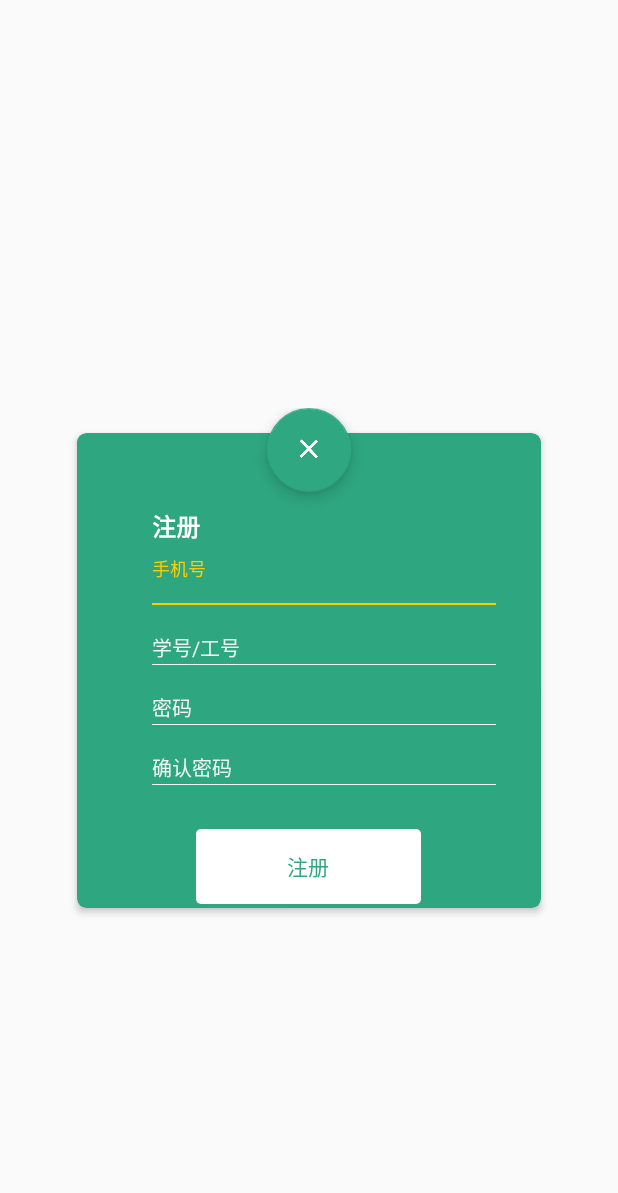
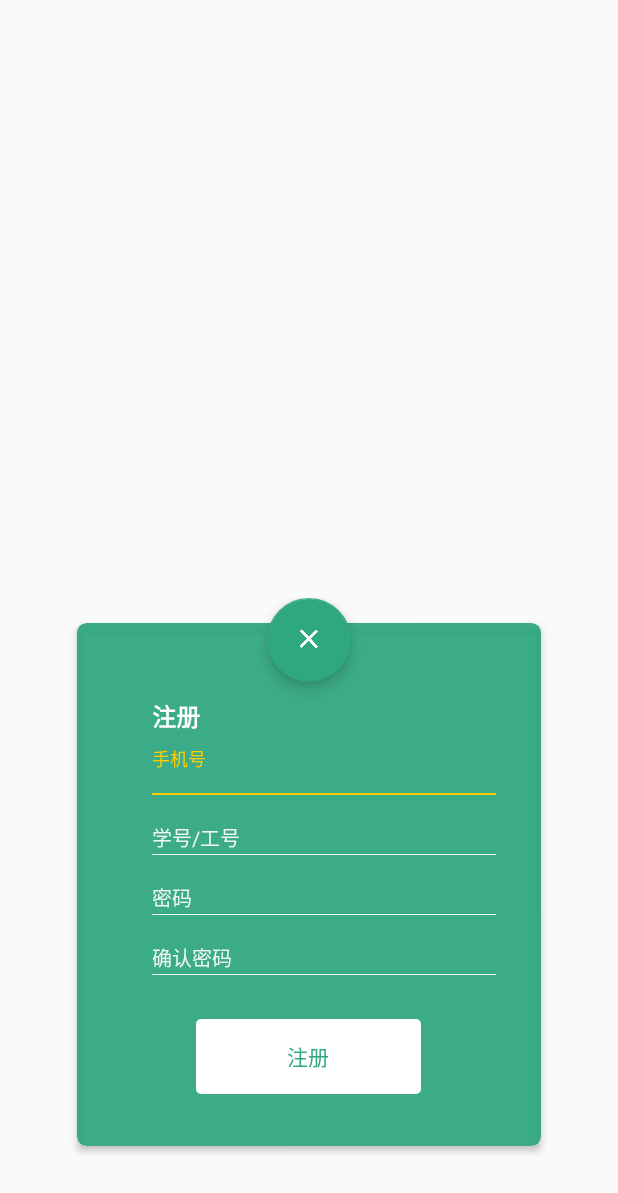
Before and after one commit to cmkAiCode/MSI, an Android app: the layout activity_register.xml on its own in the app's theme, with its tools: preview values and no code run, on a phone screen of 412 x 824 dp. Shown: the top 1193 px of the screen. Run offline under Robolectric (Android 15) with nearby library versions, the phone set to English and light mode, and no system bars.

Commit message:
4.18 xie

```diff
--- a/android/build.gradle
+++ b/android/build.gradle
@@ -3,6 +3,7 @@
 buildscript {
     repositories {
         jcenter()
+        google()
     }
     dependencies {
         classpath 'com.android.tools.build:gradle:3.0.1'
--- a/app/src/main/java/cn/fanrunqi/materiallogin/MainActivity.java
+++ b/app/src/main/java/cn/fanrunqi/materiallogin/MainActivity.java
@@ -37,6 +37,7 @@ public class MainActivity extends AppCompatActivity {
         btGo = findViewById(R.id.bt_go);
         cv = findViewById(R.id.cv);
         fab = findViewById(R.id.fab);
+        cv.getBackground().setAlpha(10);//0~255透明度值 ，0为完全
     }
 
     private void setListener() {
--- a/app/src/main/res/layout/activity_register.xml
+++ b/app/src/main/res/layout/activity_register.xml
@@ -7,48 +7,51 @@
     tools:context="cn.fanrunqi.materiallogin.MainActivity">
 
     <FrameLayout
-        android:layout_centerInParent="true"
-        android:paddingTop="70dp"
         android:layout_width="320dp"
-        android:layout_height="420dp">
+        android:layout_height="450dp"
+        android:layout_alignParentBottom="true"
+        android:layout_centerHorizontal="true"
+        android:layout_marginBottom="45dp"
+        android:paddingTop="70dp">
+
         <android.support.v7.widget.CardView
             android:id="@+id/cv_add"
-            app:cardBackgroundColor="#2ea67f"
+            android:layout_width="match_parent"
+            android:layout_height="362dp"
+            android:layout_gravity="center_horizontal"
             android:layout_marginTop="10dp"
-            android:layout_gravity="center_horizontal"
-            android:layout_width="match_parent"
-            android:layout_height="330dp"
+            app:cardBackgroundColor="#ed2ea67f"
             app:cardCornerRadius="6dp"
             app:cardElevation="3dp"
-            app:cardUseCompatPadding="true"
-           >
+            app:cardUseCompatPadding="true">
+
             <LinearLayout
-               android:orientation="vertical"
                 android:layout_width="match_parent"
-               android:layout_height="match_parent">
+                android:layout_height="345dp"
+                android:orientation="vertical">
 
                 <TextView
-                   android:layout_marginTop="50dp"
                     android:layout_width="wrap_content"
                     android:layout_height="wrap_content"
                     android:layout_marginStart="50dp"
+                    android:layout_marginTop="50dp"
                     android:text="@string/register"
                     android:textColor="#fff"
                     android:textSize="16sp"
-                   android:textStyle="bold"
-                   />
+                    android:textStyle="bold" />
                 <!--手机号-->
                 <LinearLayout
+                    android:layout_width="match_parent"
+                    android:layout_height="40dp"
                     android:layout_marginTop="10dp"
                     android:paddingStart="50dp"
-                   android:paddingEnd="30dp"
+                    android:paddingEnd="30dp">
+
+                    <android.support.design.widget.TextInputLayout
                         android:layout_width="match_parent"
-                   android:layout_height="40dp">
-                   <android.support.design.widget.TextInputLayout
+                        android:layout_height="wrap_content"
                         android:textColorHint="#f0f7f4"
-                       android:layout_width="match_parent"
-                       android:theme="@style/TextLabel"
-                       android:layout_height="wrap_content">
+                        android:theme="@style/TextLabel">
 
                         <EditText
                             android:id="@+id/et_username"
@@ -65,106 +68,111 @@
                 </LinearLayout>
                 <!--学号-->
                 <LinearLayout
+                    android:layout_width="match_parent"
+                    android:layout_height="40dp"
+                    android:orientation="horizontal"
                     android:paddingStart="50dp"
-                   android:paddingEnd="30dp"
-                   android:orientation="horizontal"
-                   android:layout_width="match_parent"
-                   android:layout_height="40dp">
+                    android:paddingEnd="30dp">
+
                     <android.support.design.widget.TextInputLayout
 
+                        android:layout_width="match_parent"
+                        android:layout_height="wrap_content"
                         android:textColorHint="#f0f7f4"
-                       android:theme="@style/TextLabel"
-                       android:layout_width="match_parent"
-                       android:layout_height="wrap_content">
+                        android:theme="@style/TextLabel">
+
                         <EditText
-                           android:textSize="13sp"
-                           android:textColor="#f0f7f4"
-                           android:hint="@string/stu_or_tech_id"
                             android:id="@+id/stu_id"
                             android:layout_width="match_parent"
                             android:layout_height="wrap_content"
+                            android:background="@drawable/selector_bg_edit_2"
+                            android:hint="@string/stu_or_tech_id"
                             android:inputType="number"
-                           android:background="@drawable/selector_bg_edit_2"
+                            android:paddingBottom="2dp"
+                            android:textColor="#f0f7f4"
                             android:textCursorDrawable="@drawable/bg_input_cursor_2"
-                           android:paddingBottom="2dp"
-                           />
+                            android:textSize="13sp" />
                     </android.support.design.widget.TextInputLayout>
                 </LinearLayout>
+
                 <LinearLayout
+                    android:layout_width="match_parent"
+                    android:layout_height="40dp"
+                    android:orientation="horizontal"
                     android:paddingStart="50dp"
-                   android:paddingEnd="30dp"
-                   android:orientation="horizontal"
-                   android:layout_width="match_parent"
-                   android:layout_height="40dp">
+                    android:paddingEnd="30dp">
+
                     <android.support.design.widget.TextInputLayout
 
+                        android:layout_width="match_parent"
+                        android:layout_height="wrap_content"
                         android:textColorHint="#f0f7f4"
-                       android:theme="@style/TextLabel"
-                       android:layout_width="match_parent"
-                       android:layout_height="wrap_content">
+                        android:theme="@style/TextLabel">
+
                         <EditText
-                           android:textSize="13sp"
-                           android:hint="@string/Password"
-                           android:textColor="#f0f7f4"
                             android:id="@+id/et_password"
                             android:layout_width="match_parent"
                             android:layout_height="wrap_content"
+                            android:background="@drawable/selector_bg_edit_2"
+                            android:hint="@string/Password"
                             android:inputType="textPassword"
-                           android:background="@drawable/selector_bg_edit_2"
+                            android:paddingBottom="2dp"
+                            android:textColor="#f0f7f4"
                             android:textCursorDrawable="@drawable/bg_input_cursor_2"
-                           android:paddingBottom="2dp"
-                           />
+                            android:textSize="13sp" />
                     </android.support.design.widget.TextInputLayout>
                 </LinearLayout>
+
                 <LinearLayout
+                    android:layout_width="match_parent"
+                    android:layout_height="40dp"
+                    android:orientation="horizontal"
                     android:paddingStart="50dp"
-                   android:paddingEnd="30dp"
-                   android:orientation="horizontal"
-                   android:layout_width="match_parent"
-                   android:layout_height="40dp">
+                    android:paddingEnd="30dp">
+
                     <android.support.design.widget.TextInputLayout
 
+                        android:layout_width="match_parent"
+                        android:layout_height="wrap_content"
                         android:textColorHint="#f0f7f4"
-                       android:theme="@style/TextLabel"
-                       android:layout_width="match_parent"
-                       android:layout_height="wrap_content">
+                        android:theme="@style/TextLabel">
+
                         <EditText
-                           android:textSize="13sp"
-                           android:textColor="#f0f7f4"
-                           android:hint="@string/repeat_password"
                             android:id="@+id/et_repeatpassword"
                             android:layout_width="match_parent"
                             android:layout_height="wrap_content"
+                            android:background="@drawable/selector_bg_edit_2"
+                            android:hint="@string/repeat_password"
                             android:inputType="textPassword"
-                           android:background="@drawable/selector_bg_edit_2"
+                            android:paddingBottom="2dp"
+                            android:textColor="#f0f7f4"
                             android:textCursorDrawable="@drawable/bg_input_cursor_2"
-                           android:paddingBottom="2dp"
-                           />
+                            android:textSize="13sp" />
                     </android.support.design.widget.TextInputLayout>
                 </LinearLayout>
+
                 <Button
+                    android:id="@+id/bt_go"
+                    android:layout_width="150dp"
+                    android:layout_height="50dp"
+                    android:layout_gravity="center_horizontal"
                     android:layout_marginTop="20dp"
-                   android:layout_gravity="center_horizontal"
-                   android:id="@+id/bt_go"
                     android:background="@drawable/bt_shape_2"
                     android:stateListAnimator="@drawable/state_list_animator_z"
-                   android:layout_width="150dp"
-                   android:layout_height="50dp"
-                   android:text="@string/next"
-                   android:textColor="#2fa881"
-                   >
-               </Button>
+                    android:text="注册"
+                    android:textColor="#2fa881"></Button>
 
             </LinearLayout>
         </android.support.v7.widget.CardView>
+
         <android.support.design.widget.FloatingActionButton
             android:id="@+id/fab"
             android:layout_width="wrap_content"
             android:layout_height="wrap_content"
-            app:fabSize="normal"
+            android:layout_gravity="center_horizontal|top"
             android:src="@drawable/plus_x"
             android:transitionName="loginFab"
-            android:layout_gravity="center_horizontal|top" />
+            app:fabSize="normal" />
     </FrameLayout>
 
 
--- a/build.gradle
+++ b/build.gradle
@@ -3,6 +3,7 @@
 buildscript {
     repositories {
         jcenter()
+        google()
     }
     dependencies {
         classpath 'com.android.tools.build:gradle:3.0.1'
```
Also changed, not shown: app/src/main/res/layout/activity_main.xml (+83 -59 lines). Lines whose indentation alone changed are shown as unchanged.
